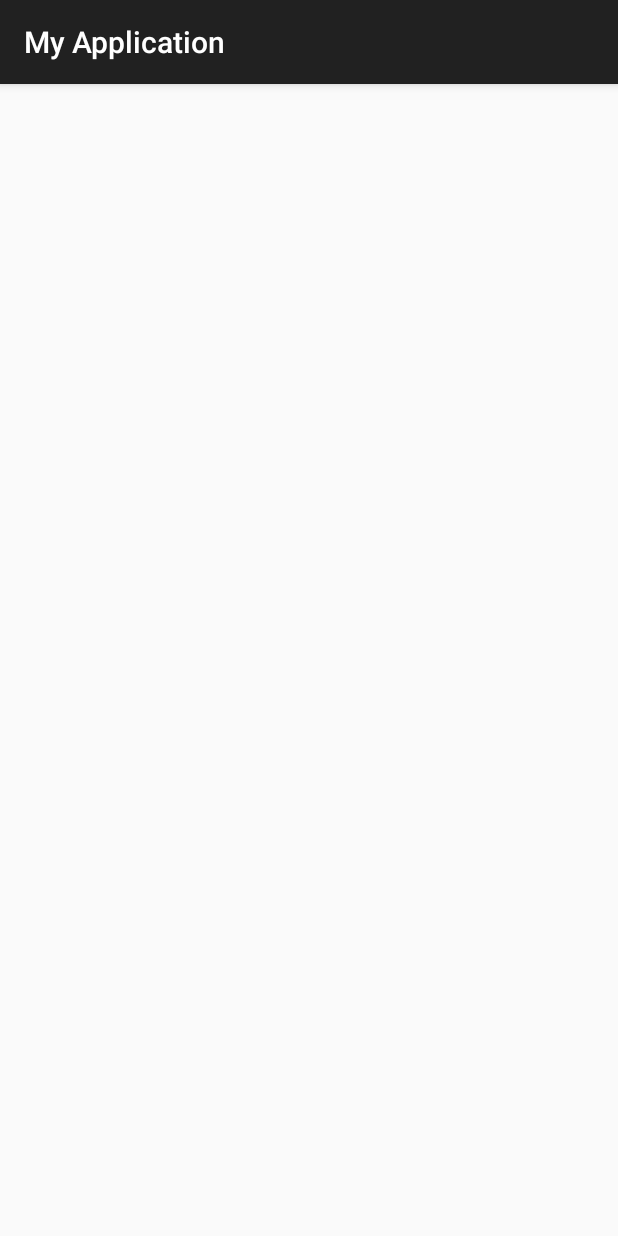
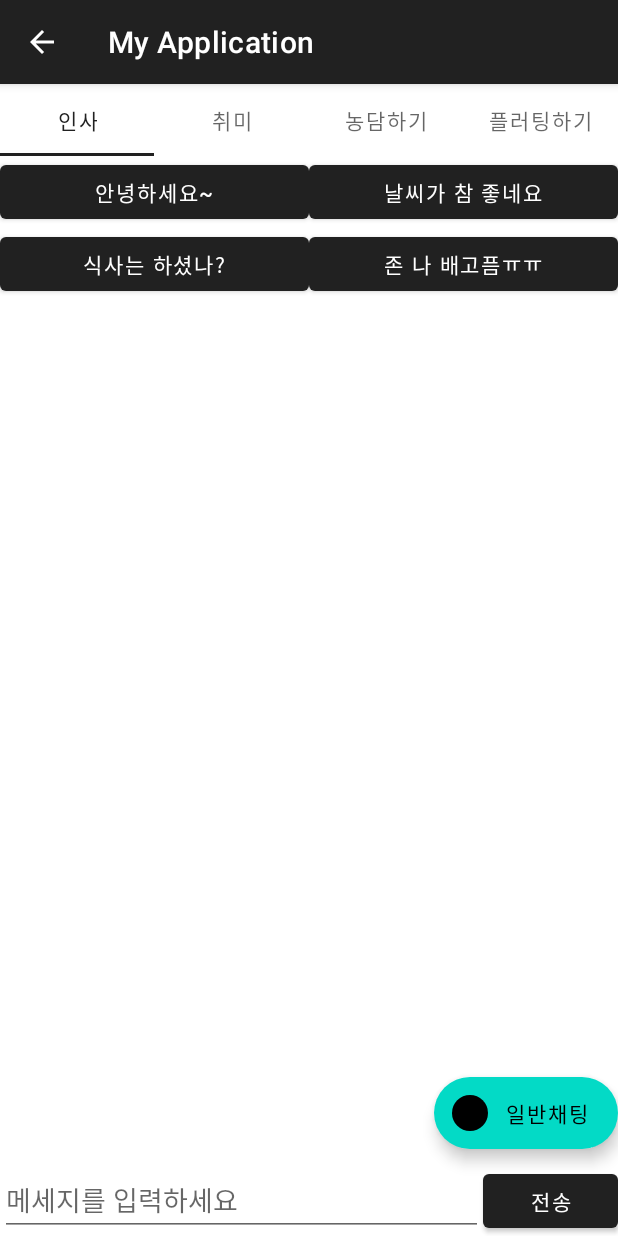
Before and after one commit to PANGJINI/ChatTest, an Android app: the SimpleChatActivity screen opened directly, with no data from a screen before it, on a phone screen of 412 x 824 dp. Run offline under Robolectric (Android 15) with nearby library versions, the phone set to English and light mode, and no system bars.

Commit message:
simple chat 버튼 이벤트 처리

```diff
--- a/app/build.gradle.kts
+++ b/app/build.gradle.kts
@@ -49,6 +49,7 @@ dependencies {
     implementation("androidx.constraintlayout:constraintlayout:2.1.4")
     implementation("com.google.firebase:firebase-auth-ktx:22.1.2")
     implementation("com.google.firebase:firebase-database-ktx:20.2.2")
+    implementation("androidx.viewpager2:viewpager2:1.0.0")
     testImplementation("junit:junit:4.13.2")
     androidTestImplementation("androidx.test.ext:junit:1.1.5")
     androidTestImplementation("androidx.test.espresso:espresso-core:3.5.1")
--- a/app/src/main/AndroidManifest.xml
+++ b/app/src/main/AndroidManifest.xml
@@ -10,11 +10,13 @@
         android:label="@string/app_name"
         android:roundIcon="@mipmap/ic_launcher_round"
         android:supportsRtl="true"
-        android:theme="@style/Theme.MyApplication"
+        android:theme="@style/Theme.MaterialComponents.Light.DarkActionBar"
         tools:targetApi="31">
         <activity
             android:name=".SimpleChatActivity"
-            android:exported="true" />
+            android:exported="true"
+            android:parentActivityName=".ChatActivity"
+            />
         <activity
             android:name=".ChatActivity"
             android:theme="@style/Theme.MaterialComponents.Light.DarkActionBar"
--- /dev/null
+++ b/app/src/main/java/com/example/myapplication/FragmentFlirting.kt
@@ -0,0 +1,18 @@
+package com.example.myapplication
+
+import android.os.Bundle
+import androidx.fragment.app.Fragment
+import android.view.LayoutInflater
+import android.view.View
+import android.view.ViewGroup
+
+class FragmentFlirting : Fragment() {
+
+
+    override fun onCreateView(
+        inflater: LayoutInflater, container: ViewGroup?,
+        savedInstanceState: Bundle?
+    ): View? {
+        return inflater.inflate(R.layout.fragment_flirting, container, false)
+    }
+}
--- /dev/null
+++ b/app/src/main/java/com/example/myapplication/FragmentGreeting.kt
@@ -0,0 +1,77 @@
+package com.example.myapplication
+
+import android.os.Bundle
+import android.util.Log
+import androidx.fragment.app.Fragment
+import android.view.LayoutInflater
+import android.view.View
+import android.view.View.OnClickListener
+import android.view.ViewGroup
+import android.widget.Button
+import android.widget.EditText
+import android.widget.Toast
+import androidx.viewbinding.ViewBindings
+import com.example.myapplication.databinding.FragmentGreetingBinding
+
+class FragmentGreeting : Fragment(), View.OnClickListener {
+
+    lateinit var binding: FragmentGreetingBinding
+    //val simpleChatActivity = View.inflate(context, R.layout.activity_simple_chat, null)
+    //val simpleChatActivity:SimpleChatActivity = SimpleChatActivity()
+
+    //버튼 배열 선언
+    val btns = arrayOfNulls<Button>(4)
+
+
+    override fun onCreateView(
+        inflater: LayoutInflater, container: ViewGroup?,
+        savedInstanceState: Bundle?
+    ): View? {
+        binding = FragmentGreetingBinding.inflate(inflater, container, false)
+        //return inflater.inflate(R.layout.fragment_greeting, container, false)
+        return binding.root
+    }
+
+    override fun onViewCreated(view: View, savedInstanceState: Bundle?) {
+        super.onViewCreated(view, savedInstanceState)
+        setOnClickListener()
+    }
+
+    private fun setOnClickListener() {
+        btns[0] = binding.btnGreeting1
+        btns[1] = binding.btnGreeting2
+        btns[2] = binding.btnGreeting3
+        btns[3] = binding.btnGreeting4
+        btns[0]?.setOnClickListener(this)
+//        btns.forEach { btns ->
+//            btns?.setOnClickListener(this)
+//        }
+    }
+
+
+    override fun onCreate(savedInstanceState: Bundle?) {
+        super.onCreate(savedInstanceState)
+
+
+
+        ////리스너 안먹음???? 왜?????
+        ////데이터를 다른 액티비티로 넘기기
+
+
+
+
+    //SimpleChatActivity().binding.messageEdit.setText(btnText)
+        //var messageEdit = simpleChatActivity.findViewById<EditText>(R.id.message_edit).setText(btnText)
+        //simpleChatActivity.messageEdit.setText(btnText)
+
+
+    }
+
+    override fun onClick(v: View?) {
+
+        var btnText = btns[0]?.getText().toString()
+        Log.e("fragment", btnText)
+        Toast.makeText(context, btnText, Toast.LENGTH_LONG).show()
+    }
+
+}
--- /dev/null
+++ b/app/src/main/java/com/example/myapplication/FragmentHobby.kt
@@ -0,0 +1,18 @@
+package com.example.myapplication
+
+import android.os.Bundle
+import androidx.fragment.app.Fragment
+import android.view.LayoutInflater
+import android.view.View
+import android.view.ViewGroup
+
+class FragmentHobby : Fragment() {
+
+
+    override fun onCreateView(
+        inflater: LayoutInflater, container: ViewGroup?,
+        savedInstanceState: Bundle?
+    ): View? {
+        return inflater.inflate(R.layout.fragment_hobby, container, false)
+    }
+}
--- /dev/null
+++ b/app/src/main/java/com/example/myapplication/FragmentJoke.kt
@@ -0,0 +1,18 @@
+package com.example.myapplication
+
+import android.os.Bundle
+import androidx.fragment.app.Fragment
+import android.view.LayoutInflater
+import android.view.View
+import android.view.ViewGroup
+
+class FragmentJoke : Fragment() {
+
+
+    override fun onCreateView(
+        inflater: LayoutInflater, container: ViewGroup?,
+        savedInstanceState: Bundle?
+    ): View? {
+        return inflater.inflate(R.layout.fragment_joke, container, false)
+    }
+}
--- a/app/src/main/java/com/example/myapplication/SimpleChatActivity.kt
+++ b/app/src/main/java/com/example/myapplication/SimpleChatActivity.kt
@@ -1,11 +1,40 @@
 package com.example.myapplication
 
+import android.content.Intent
 import androidx.appcompat.app.AppCompatActivity
 import android.os.Bundle
+import com.example.myapplication.databinding.ActivitySimpleChatBinding
+import com.example.myapplication.databinding.FragmentGreetingBinding
+import com.google.android.material.tabs.TabLayoutMediator
 
 class SimpleChatActivity : AppCompatActivity() {
+
+    lateinit var binding: ActivitySimpleChatBinding
+    //lateinit var fragmentGreeting: FragmentGreeting
+
     override fun onCreate(savedInstanceState: Bundle?) {
         super.onCreate(savedInstanceState)
-        setContentView(R.layout.activity_simple_chat)
+        binding = ActivitySimpleChatBinding.inflate(layoutInflater)
+        setContentView(binding.root)
+
+        //fragmentGreeting = FragmentGreeting()
+
+        //뒤로가기 버튼
+        supportActionBar?.setDisplayHomeAsUpEnabled(true)
+
+        //뷰페이저에 ViewPagerAdapter 연결하기
+        binding.viewpager.adapter = ViewPagerAdapter(this)
+
+        //탭과 뷰페이저 연결하기
+        var tabTextList = listOf("인사", "취미", "농담하기", "플러팅하기")
+        TabLayoutMediator(binding.tabLayout, binding.viewpager) { tab, position ->
+            tab.text = tabTextList[position]
+        }.attach()
+
+        //extended fab 클릭시 ChatActivity로 이동
+        binding.extendedFab.setOnClickListener {
+            val intent = Intent(this@SimpleChatActivity, ChatActivity::class.java)
+            startActivity(intent)
+        }
     }
 }
--- /dev/null
+++ b/app/src/main/java/com/example/myapplication/ViewPagerAdapter.kt
@@ -0,0 +1,17 @@
+package com.example.myapplication
+
+import androidx.fragment.app.Fragment
+import androidx.fragment.app.FragmentActivity
+import androidx.viewpager2.adapter.FragmentStateAdapter
+
+class ViewPagerAdapter(activity: FragmentActivity): FragmentStateAdapter(activity) {
+    private lateinit var viewPagerAdapter: ViewPagerAdapter
+    val fragments = listOf<Fragment>(FragmentGreeting(), FragmentHobby(), FragmentJoke(), FragmentFlirting())
+
+    //프래그먼트 페이지 수 반환
+    override fun getItemCount(): Int = fragments.size
+
+    //프래그먼트 객체 얻기
+    override fun createFragment(position: Int): Fragment = fragments[position]
+
+}
--- a/app/src/main/res/layout/activity_simple_chat.xml
+++ b/app/src/main/res/layout/activity_simple_chat.xml
@@ -1,9 +1,52 @@
 <?xml version="1.0" encoding="utf-8"?>
-<androidx.constraintlayout.widget.ConstraintLayout xmlns:android="http://schemas.android.com/apk/res/android"
+<RelativeLayout
+    xmlns:android="http://schemas.android.com/apk/res/android"
     xmlns:app="http://schemas.android.com/apk/res-auto"
-    xmlns:tools="http://schemas.android.com/tools"
     android:layout_width="match_parent"
-    android:layout_height="match_parent"
-    tools:context=".SimpleChatActivity">
+    android:layout_height="match_parent">
 
-</androidx.constraintlayout.widget.ConstraintLayout>
+    <com.google.android.material.tabs.TabLayout
+        android:id="@+id/tabLayout"
+        android:layout_width="match_parent"
+        android:layout_height="wrap_content"/>
+    <androidx.viewpager2.widget.ViewPager2
+        android:id="@+id/viewpager"
+        android:layout_width="match_parent"
+        android:layout_height="match_parent"
+        android:layout_below="@id/tabLayout"
+        />
+    <com.google.android.material.floatingactionbutton.ExtendedFloatingActionButton
+        android:id="@+id/extended_fab"
+        android:layout_width="wrap_content"
+        android:layout_height="wrap_content"
+        app:icon="@drawable/btn_background"
+        android:text="일반채팅"
+        android:layout_above="@id/input_layout"
+        android:layout_alignParentRight="true"
+        android:layout_marginBottom="10dp"
+        />
+    <LinearLayout
+        android:id="@+id/input_layout"
+        android:layout_width="match_parent"
+        android:layout_height="wrap_content"
+        android:orientation="horizontal"
+        android:layout_alignParentBottom="true"
+        android:weightSum="100">
+        <EditText
+            android:id="@+id/message_edit"
+            android:layout_width="wrap_content"
+            android:layout_height="wrap_content"
+            android:layout_weight="80"
+            android:text=""
+            android:hint="메세지를 입력하세요"/>
+        <Button
+            android:id="@+id/send_btn"
+            android:layout_width="50dp"
+            android:layout_height="wrap_content"
+            android:layout_weight="20"
+            android:text="전송"/>
+    </LinearLayout>
+
+
+
+</RelativeLayout>
--- /dev/null
+++ b/app/src/main/res/layout/fragment_greeting.xml
@@ -0,0 +1,35 @@
+<?xml version="1.0" encoding="utf-8"?>
+<GridLayout xmlns:android="http://schemas.android.com/apk/res/android"
+    xmlns:tools="http://schemas.android.com/tools"
+    android:layout_width="match_parent"
+    android:layout_height="match_parent"
+    android:columnCount="2"
+    tools:context=".FragmentGreeting">
+
+    <!-- TODO: Update blank fragment layout -->
+    <Button
+        android:id="@+id/btnGreeting1"
+        android:layout_width="0dp"
+        android:layout_height="wrap_content"
+        android:layout_columnWeight="1"
+        android:text="안녕하세요~"/>
+    <Button
+        android:id="@+id/btnGreeting2"
+        android:layout_width="0dp"
+        android:layout_height="wrap_content"
+        android:layout_columnWeight="1"
+        android:text="날씨가 참 좋네요"/>
+    <Button
+        android:id="@+id/btnGreeting3"
+        android:layout_width="0dp"
+        android:layout_height="wrap_content"
+        android:layout_columnWeight="1"
+        android:text="식사는 하셨나?"/>
+    <Button
+        android:id="@+id/btnGreeting4"
+        android:layout_width="0dp"
+        android:layout_height="wrap_content"
+        android:layout_columnWeight="1"
+        android:text="존 나 배고픔ㅠㅠ"/>
+
+</GridLayout>
--- a/app/src/main/res/values/strings.xml
+++ b/app/src/main/res/values/strings.xml
@@ -1,3 +1,5 @@
 <resources>
     <string name="app_name">My Application</string>
+    <!-- TODO: Remove or change this placeholder text -->
+    <string name="hello_blank_fragment">Hello blank fragment</string>
 </resources>
```
Also changed, not shown: app/src/main/res/layout/activity_chat.xml (+8 -9 lines), app/src/main/res/layout/fragment_flirting.xml (added, +15 -0 lines), app/src/main/res/layout/fragment_hobby.xml (added, +15 -0 lines), app/src/main/res/layout/fragment_joke.xml (added, +15 -0 lines).
